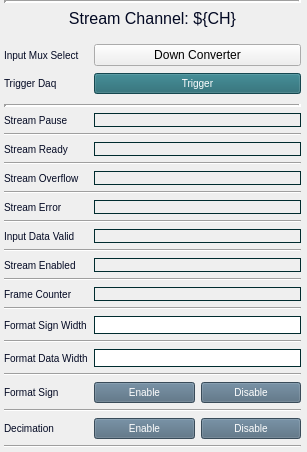
Qt form individuals/down_converter_ch_stream.ui (cristinasewell/ATCA_PyDM_Screens) before a commit.
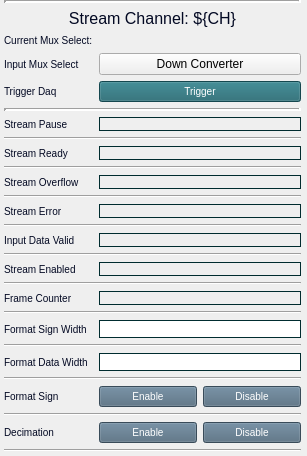
The same form after that commit. Custom widgets are drawn as their Qt base class.

Commit message: ENH - add Current Mux Select String PV

What changed in the file:
```diff
--- a/individuals/down_converter_ch_stream.ui
+++ b/individuals/down_converter_ch_stream.ui
@@ -78,22 +78,6 @@
        </property>
       </widget>
      </item>
-     <item row="2" column="0">
-      <spacer name="verticalSpacer_3">
-       <property name="orientation">
-        <enum>Qt::Vertical</enum>
-       </property>
-       <property name="sizeType">
-        <enum>QSizePolicy::Expanding</enum>
-       </property>
-       <property name="sizeHint" stdset="0">
-        <size>
-         <width>20</width>
-         <height>20</height>
-        </size>
-       </property>
-      </spacer>
-     </item>
      <item row="8" column="0">
       <widget class="QLabel" name="label_3">
        <property name="styleSheet">
@@ -858,6 +842,39 @@
        </property>
       </widget>
      </item>
+     <item row="2" column="1">
+      <widget class="PyDMLabel" name="PyDMLabel_8">
+       <property name="toolTip">
+        <string/>
+       </property>
+       <property name="styleSheet">
+        <string notr="true">QLabel{
+ color:#25255F;
+ font-size: 10px;
+}</string>
+       </property>
+       <property name="text">
+        <string/>
+       </property>
+       <property name="channel" stdset="0">
+        <string>ca://${DEVICE}:DAQMUX0_IMPMUXSELSTR${CH}</string>
+       </property>
+      </widget>
+     </item>
+     <item row="2" column="0">
+      <widget class="QLabel" name="label_15">
+       <property name="styleSheet">
+        <string notr="true">QLabel{
+  color:#030923;
+  font-size: 10px;
+  font-style: bold;
+}</string>
+       </property>
+       <property name="text">
+        <string>Current Mux Select:</string>
+       </property>
+      </widget>
+     </item>
     </layout>
    </item>
   </layout>
```
The commit also changes 3 other files.
